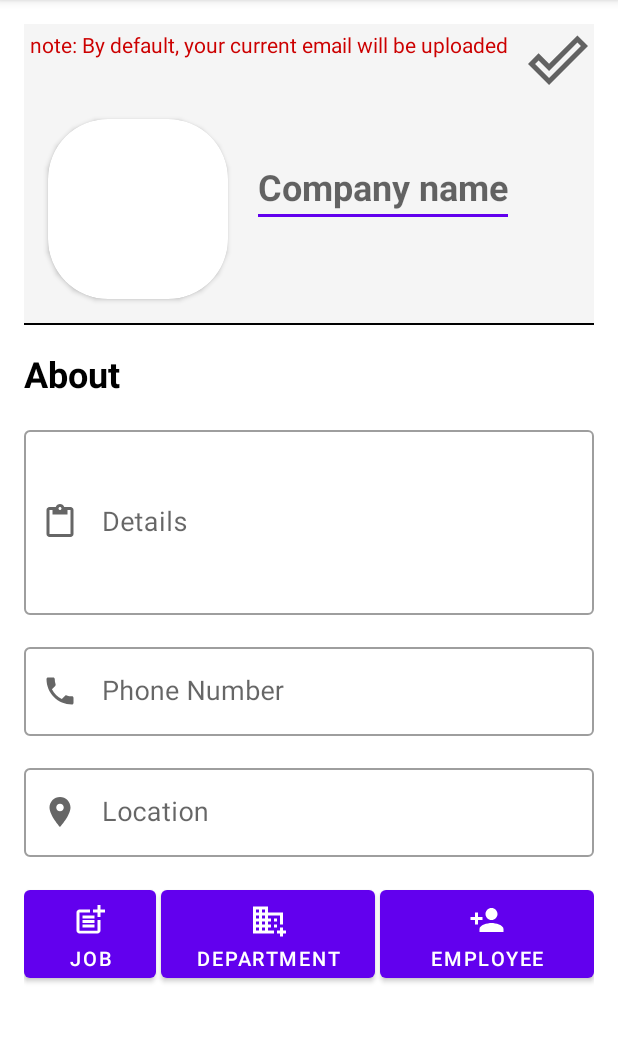
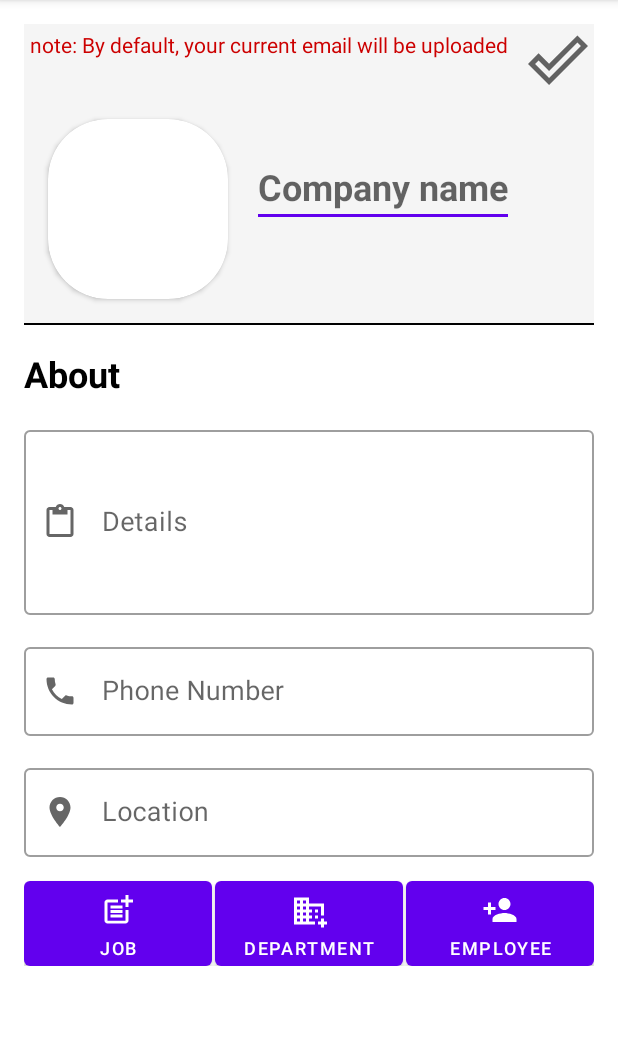
Before and after one commit to AhmedMaad/Recruitment-App, an Android app: the CompanyProfileActivity screen opened directly, with no data from a screen before it, on a phone screen of 412 x 824 dp, the part 84-1127 px from its top. Run offline under Robolectric (Android 15) with nearby library versions, the phone set to English and light mode, and no system bars; our stand-ins replace Firebase (no records; nobody signed in at launch, a user with empty details on screens opened directly); Roboto replaces fonts that are not available here; 4 statements that could not run were skipped.

Commit message:
Solving Bugs Again

```diff
--- a/app/src/main/res/layout/activity_company_profile.xml
+++ b/app/src/main/res/layout/activity_company_profile.xml
@@ -179,10 +179,14 @@
             android:layout_width="0dp"
             android:layout_height="wrap_content"
             android:layout_marginTop="16dp"
+            android:insetTop="0dp"
+            android:insetBottom="0dp"
+            android:minHeight="0dp"
             android:text="job"
-            android:textSize="13sp"
+            android:textSize="12sp"
             app:icon="@drawable/ic_job"
             app:iconGravity="textTop"
+            app:layout_constraintEnd_toStartOf="@id/add_dept_btn"
             app:layout_constraintStart_toStartOf="parent"
             app:layout_constraintTop_toBottomOf="@id/location_container" />
 
@@ -190,10 +194,15 @@
             android:id="@+id/add_dept_btn"
             android:layout_width="0dp"
             android:layout_height="wrap_content"
-            android:layout_marginStart="3dp"
-            android:layout_marginEnd="3dp"
+            android:layout_marginStart="2dp"
+            android:layout_marginEnd="2dp"
+            android:insetLeft="0dp"
+            android:insetTop="0dp"
+            android:insetRight="0dp"
+            android:insetBottom="0dp"
+            android:minHeight="0dp"
             android:text="Department"
-            android:textSize="13sp"
+            android:textSize="12sp"
             app:icon="@drawable/ic_department"
             app:iconGravity="textTop"
             app:layout_constraintEnd_toStartOf="@id/add_employee_btn"
@@ -204,8 +213,11 @@
             android:id="@+id/add_employee_btn"
             android:layout_width="0dp"
             android:layout_height="wrap_content"
+            android:insetTop="0dp"
+            android:insetBottom="0dp"
+            android:minHeight="0dp"
             android:text="Employee"
-            android:textSize="13sp"
+            android:textSize="12sp"
             app:icon="@drawable/ic_person"
             app:iconGravity="textTop"
             app:layout_constraintEnd_toEndOf="parent"
--- a/app/src/main/res/layout/activity_seeker_profile.xml
+++ b/app/src/main/res/layout/activity_seeker_profile.xml
@@ -50,8 +50,8 @@
 
             <ImageView
                 android:id="@+id/profile_iv"
-                android:layout_width="wrap_content"
-                android:layout_height="wrap_content"
+                android:layout_width="match_parent"
+                android:layout_height="match_parent"
                 android:layout_gravity="center"
                 android:scaleType="centerCrop"
                 android:src="@drawable/ic_gallery" />
```
Also changed, not shown: app/src/main/java/com/maad/recruitment/jobseeker/SeekerProfileActivity.kt (+39 -9 lines).
